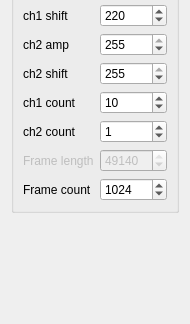
This is dragon.ui in omega-photonics/dragon-pyBOTDR as Qt 5 draws it before an edit; both pictures show x 0 to 190 and y 164 to 488 of the 190 by 488 pixel window. The edited form follows.
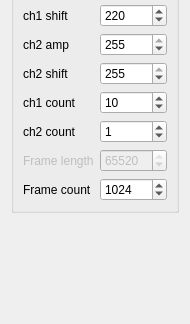
This is the edited form.

```diff
--- a/dragon.ui
+++ b/dragon.ui
@@ -147,13 +147,13 @@
          <number>1500</number>
         </property>
         <property name="maximum">
-         <number>49140</number>
+         <number>65520</number>
         </property>
         <property name="singleStep">
          <number>6</number>
         </property>
         <property name="value">
-         <number>49140</number>
+         <number>65520</number>
         </property>
        </widget>
       </item>
```
